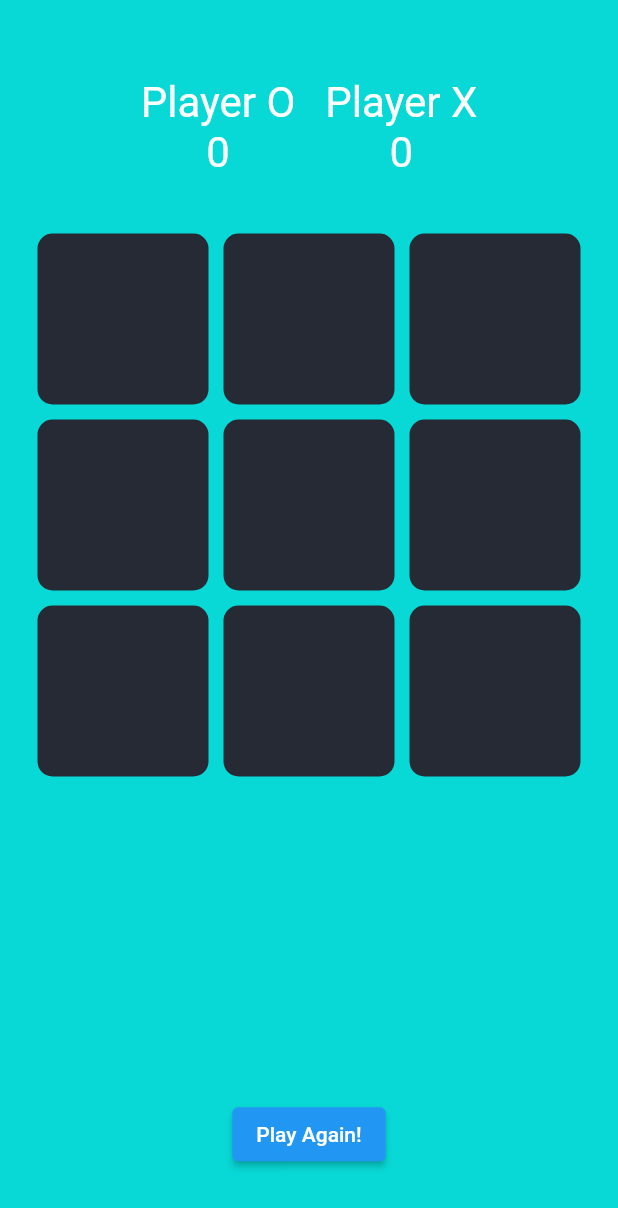
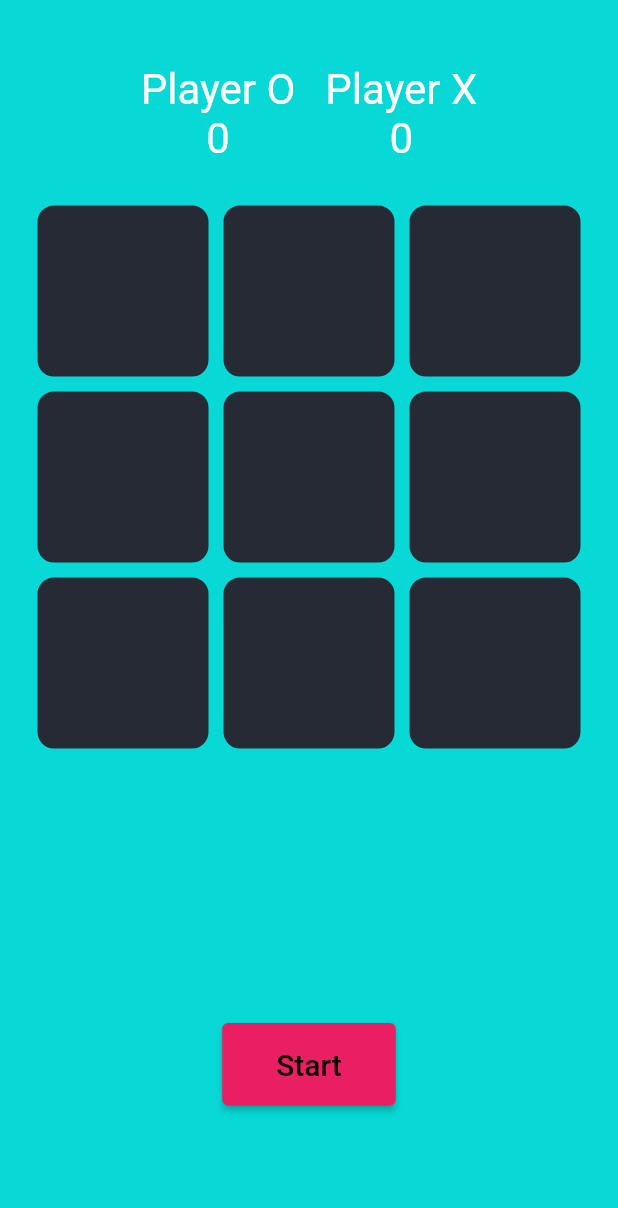
Before and after one commit to kkob999/TicTacToeApp, a Flutter app: the screen it shows after launch, on a phone screen of 412 x 824 dp. Shown: the top 1208 px of the screen. Run offline on Flutter 3.47's test engine with Material 2 defaults, Android fonts, the phone set to English and light mode, and no system bars.

Commit message:
finish function

```diff
--- a/app/lib/main.dart
+++ b/app/lib/main.dart
@@ -10,6 +10,7 @@ class MyApp extends StatelessWidget {
   @override
   Widget build(BuildContext context) {
     return MaterialApp(
+      theme: ThemeData(primarySwatch: Colors.pink),
       debugShowCheckedModeBanner: false,
       home: GameScreen(),
     );
--- a/app/lib/screens/game.dart
+++ b/app/lib/screens/game.dart
@@ -1,6 +1,7 @@
 import 'package:app/constance/color.dart';
 import 'package:flutter/material.dart';
 import 'package:flutter/rendering.dart';
+import 'dart:async';
 
 class GameScreen extends StatefulWidget {
   const GameScreen({Key? key}) : super(key: key);
@@ -13,11 +14,16 @@ class _GameScreenState extends State<GameScreen> {
   //Font Custom Function
   bool oTurn = true;
   List<String> displayXO = ['', '', '', '', '', '', '', '', ''];
+  List<int> matchIndex = [];
   int oScore = 0;
   int xScore = 0;
   int filledBoxes = 0;
   String resultDeclaration = '';
   bool winnerFound = false;
+  Timer? timer;
+  static const maxSec = 30;
+  int seconds = maxSec;
+  int attemps = 0;
   @override
   Widget build(BuildContext context) {
     return Scaffold(
@@ -78,18 +84,20 @@ class _GameScreenState extends State<GameScreen> {
                       },
                       child: Container(
                         decoration: BoxDecoration(
-                          borderRadius: BorderRadius.circular(15),
+                          borderRadius: BorderRadius.circular(16),
                           border: Border.all(
                             width: 5,
                             color: MainTheme.pColor,
                           ),
-                          color: MainTheme.sColor,
+                          color: matchIndex.contains(index)
+                              ? MainTheme.accColor
+                              : MainTheme.sColor,
                         ),
                         child: Center(
                           child: Text(
                             displayXO[index],
                             style: TextStyle(
-                                fontSize: 64, color: MainTheme.pColor),
+                                fontSize: 56, color: MainTheme.pColor),
                           ),
                         ),
                       ),
@@ -97,7 +105,7 @@ class _GameScreenState extends State<GameScreen> {
                   }),
             ),
             Expanded(
-              flex: 1,
+              flex: 2,
               child: Center(
                 child: Column(
                   mainAxisAlignment: MainAxisAlignment.center,
@@ -106,12 +114,7 @@ class _GameScreenState extends State<GameScreen> {
                       resultDeclaration,
                       style: TextStyle(fontSize: 30),
                     ),
-                    ElevatedButton(
-                      onPressed: () {
-                        clearBoard();
-                      },
-                      child: Text('Play Again!'),
-                    )
+                    buildTimer(),
                   ],
                 ),
               ),
@@ -123,6 +126,8 @@ class _GameScreenState extends State<GameScreen> {
   }
 
   void _tapped(int index) {
+    final isRun = timer == null ? false : timer!.isActive;
+    if (isRun) {
       setState(() {
         if (oTurn && displayXO[index] == '') {
           displayXO[index] = 'O';
@@ -138,6 +143,7 @@ class _GameScreenState extends State<GameScreen> {
         checkWinner();
       });
     }
+  }
 
   void checkWinner() {
     //1st row
@@ -146,6 +152,8 @@ class _GameScreenState extends State<GameScreen> {
         displayXO[0] != '') {
       setState(() {
         resultDeclaration = 'Player ' + displayXO[0] + ' Wins!';
+        matchIndex.addAll([0, 1, 2]);
+        stopTimer();
         updateScore(displayXO[0]);
       });
     }
@@ -156,6 +164,8 @@ class _GameScreenState extends State<GameScreen> {
         displayXO[3] != '') {
       setState(() {
         resultDeclaration = 'Player ' + displayXO[3] + ' Wins!';
+        matchIndex.addAll([3, 4, 5]);
+        stopTimer();
         updateScore(displayXO[3]);
       });
     }
@@ -165,6 +175,8 @@ class _GameScreenState extends State<GameScreen> {
         displayXO[6] != '') {
       setState(() {
         resultDeclaration = 'Player ' + displayXO[6] + ' Wins!';
+        matchIndex.addAll([6, 7, 8]);
+        stopTimer();
         updateScore(displayXO[6]);
       });
     }
@@ -174,6 +186,8 @@ class _GameScreenState extends State<GameScreen> {
         displayXO[0] != '') {
       setState(() {
         resultDeclaration = 'Player ' + displayXO[0] + ' Wins!';
+        matchIndex.addAll([0, 3, 6]);
+        stopTimer();
         updateScore(displayXO[0]);
       });
     }
@@ -183,6 +197,8 @@ class _GameScreenState extends State<GameScreen> {
         displayXO[1] != '') {
       setState(() {
         resultDeclaration = 'Player ' + displayXO[1] + ' Wins!';
+        matchIndex.addAll([1, 4, 7]);
+        stopTimer();
         updateScore(displayXO[1]);
       });
     }
@@ -192,6 +208,8 @@ class _GameScreenState extends State<GameScreen> {
         displayXO[3] != '') {
       setState(() {
         resultDeclaration = 'Player ' + displayXO[3] + ' Wins!';
+        matchIndex.addAll([3, 5, 8]);
+        stopTimer();
         updateScore(displayXO[3]);
       });
     }
@@ -201,6 +219,8 @@ class _GameScreenState extends State<GameScreen> {
         displayXO[0] != '') {
       setState(() {
         resultDeclaration = 'Player ' + displayXO[0] + ' Wins!';
+        matchIndex.addAll([0, 4, 8]);
+        stopTimer();
         updateScore(displayXO[0]);
       });
     }
@@ -210,6 +230,8 @@ class _GameScreenState extends State<GameScreen> {
         displayXO[2] != '') {
       setState(() {
         resultDeclaration = 'Player ' + displayXO[2] + ' Wins!';
+        matchIndex.addAll([2, 4, 6]);
+        stopTimer();
         updateScore(displayXO[2]);
       });
     }
@@ -238,4 +260,67 @@ class _GameScreenState extends State<GameScreen> {
     });
     filledBoxes = 0;
   }
+
+  Widget buildTimer() {
+    final isRun = timer == null ? false : timer!.isActive;
+    return isRun
+        ? SizedBox(
+            width: 80,
+            height: 80,
+            child: Stack(
+              fit: StackFit.expand,
+              children: [
+                CircularProgressIndicator(
+                  value: 1 - seconds / maxSec,
+                  valueColor: AlwaysStoppedAnimation(Colors.pink),
+                  strokeWidth: 8,
+                  backgroundColor: MainTheme.accColor,
+                ),
+                Center(
+                  child: Text(
+                    '$seconds',
+                    style: TextStyle(
+                        fontSize: 36,
+                        color: Colors.white,
+                        fontWeight: FontWeight.bold),
+                  ),
+                ),
+              ],
+            ),
+          )
+        : ElevatedButton(
+            onPressed: () {
+              startTimer();
+              clearBoard();
+              attemps++;
+            },
+            child: Text(
+              attemps == 0 ? 'Start' : 'Play Again!',
+              style: TextStyle(fontSize: 20, color: Colors.black),
+            ),
+            style: ElevatedButton.styleFrom(
+                padding: EdgeInsets.symmetric(horizontal: 36, vertical: 16)),
+          );
   }
+
+  void startTimer() {
+    timer = Timer.periodic(Duration(seconds: 1), (_) {
+      setState(() {
+        if (seconds > 0) {
+          seconds--;
+        } else {
+          stopTimer();
+        }
+      });
+    });
+  }
+
+  void stopTimer() {
+    resetTimer();
+    timer?.cancel();
+  }
+
+  void resetTimer() {
+    seconds = maxSec;
+  }
+}
```
Lines whose indentation alone changed are shown as unchanged.
